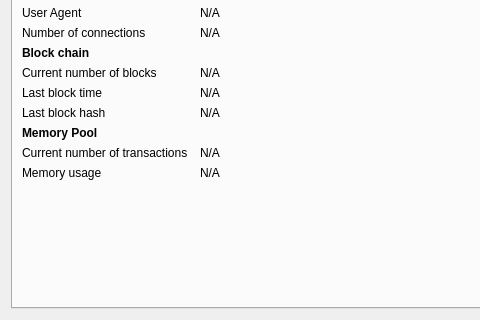
Old version of the form src/qt/forms/debugwindow.ui in the repository bitfinitechain/bitfinite-core; both pictures show x 0 to 480 and y 180 to 500 of the 740 by 500 pixel window.
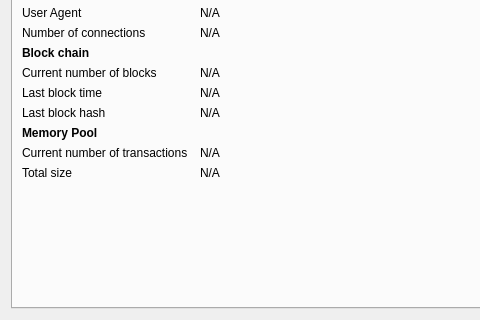
New version of the form. Icons and pictures are not drawn. Custom widgets are drawn as their Qt base class.

Commit message: GUI: Display mempool total tx size alongside memory usage in Node window

```diff
--- a/src/qt/forms/debugwindow.ui
+++ b/src/qt/forms/debugwindow.ui
@@ -343,7 +343,7 @@
        <item row="14" column="0">
         <widget class="QLabel" name="labelMemoryUsage">
          <property name="text">
-          <string>Memory usage</string>
+          <string>Total size</string>
          </property>
         </widget>
        </item>
```
Left out of the diff: 2 changed lines with no effect on the pictures. The commit also changes 11 other files.
